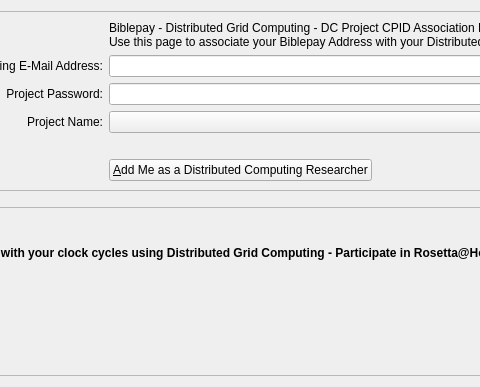
Above: src/qt/forms/distributedcomputingdialog.ui from biblepay/biblepay_legacy before the change; both pictures show x 124 to 604 and y 0 to 387 of the 776 by 387 pixel window. Below: the same form after it.
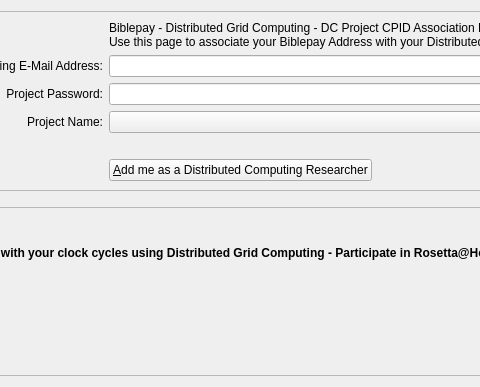
That is the form after the change.

```diff
--- a/src/qt/forms/distributedcomputingdialog.ui
+++ b/src/qt/forms/distributedcomputingdialog.ui
@@ -76,7 +76,7 @@
              </size>
             </property>
             <property name="text">
-             <string>&amp;Add Me as a Distributed Computing Researcher</string>
+             <string>&amp;Add me as a Distributed Computing Researcher</string>
             </property>
            </widget>
           </item>
```
